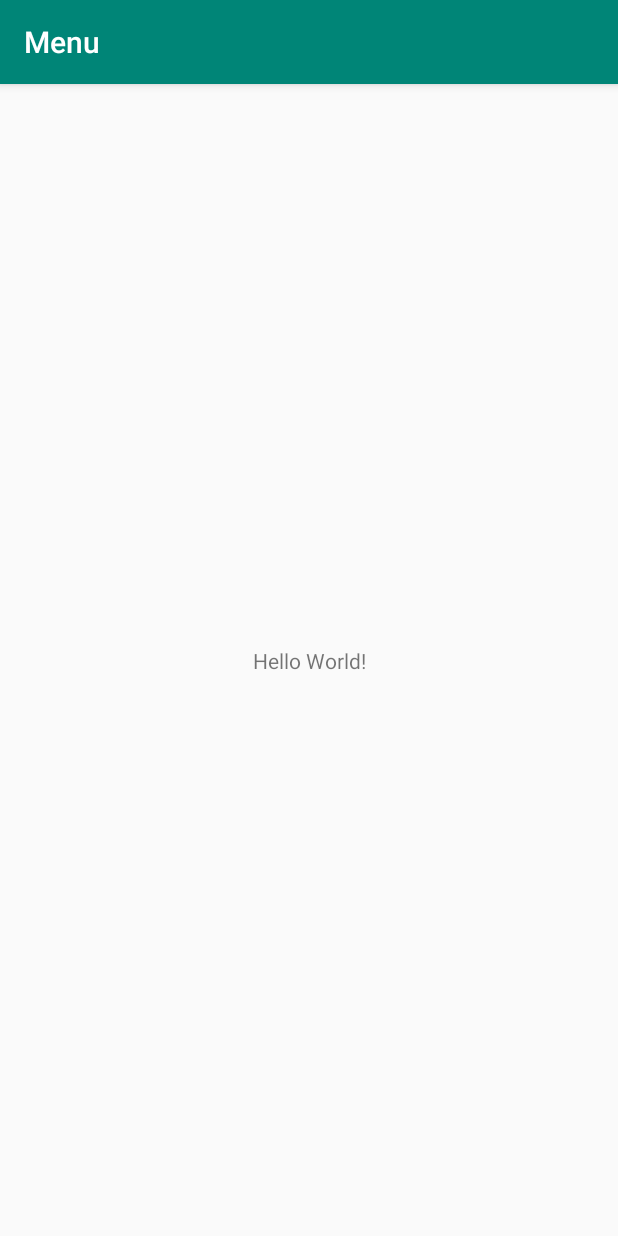
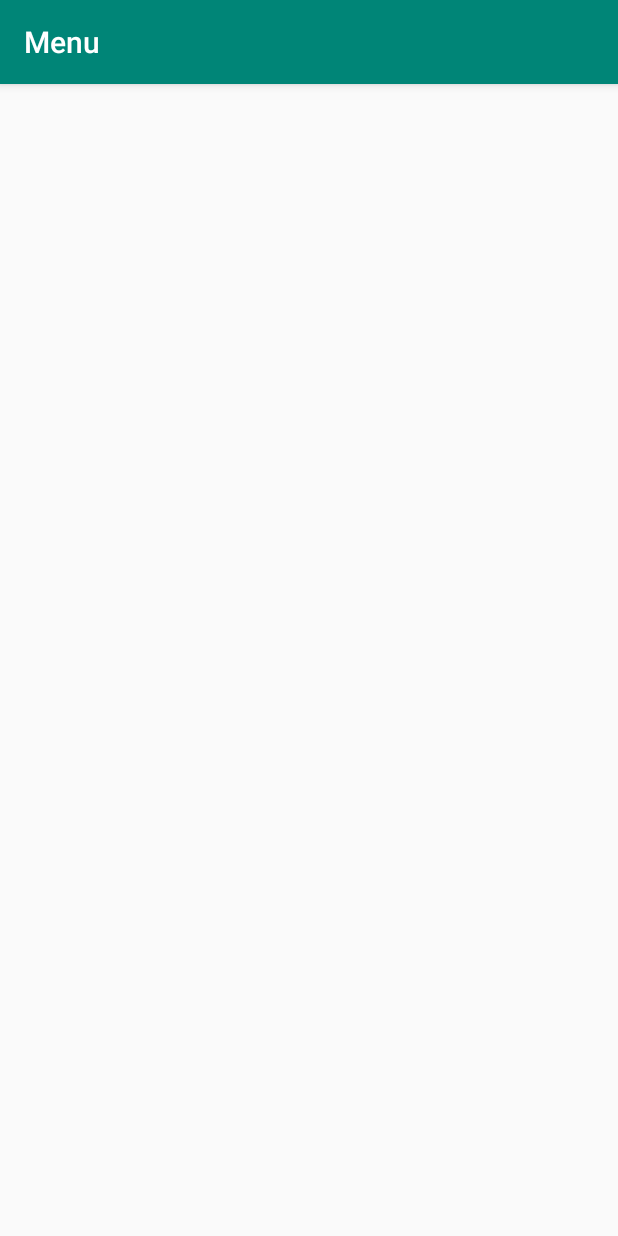
Before and after one commit to SeungWookJung/Menu, an Android app: the screen it shows after launch (MainActivity), on a phone screen of 412 x 824 dp. Run offline under Robolectric (Android 15) with nearby library versions, the phone set to English and light mode, and no system bars.

Commit message:
2019-09-10

```diff
--- a/app/src/main/java/com/example/menu/LoadingActivity.java
+++ b/app/src/main/java/com/example/menu/LoadingActivity.java
@@ -2,18 +2,67 @@ package com.example.menu;
 
 import androidx.appcompat.app.AppCompatActivity;
 
+import android.Manifest;
+import android.app.Activity;
+import android.app.AlertDialog;
+import android.content.DialogInterface;
 import android.content.Intent;
+import android.content.pm.PackageManager;
 import android.location.LocationManager;
+import android.os.Build;
 import android.os.Bundle;
 import android.provider.Settings;
+import android.widget.Toast;
+
+import static java.lang.System.exit;
 
 public class LoadingActivity extends AppCompatActivity {
 
+    LocationManager locationManager;
+    Intent intent;
+
     @Override
-    protected void onCreate(Bundle savedInstanceState) {
+    public void onCreate(Bundle savedInstanceState) {
         super.onCreate(savedInstanceState);
         setContentView(R.layout.activity_loading);
 
+        locationManager = (LocationManager)getSystemService(LOCATION_SERVICE);
+
+        AlertDialog.Builder alertDialog = new AlertDialog.Builder(this);
+        alertDialog.setTitle("GPS 사용유무셋팅");
+        alertDialog.setMessage("GPS 셋팅이 되지 않았을수도 있습니다. \n 설정창으로 가시겠습니까?");
+
+        //OK 를 누르게 되면 설정창으로 이동합니다.
+        alertDialog.setPositiveButton("확인", new DialogInterface.OnClickListener() {
+            public void onClick(DialogInterface dialog, int which) {
+                intent = new Intent(Settings.ACTION_LOCATION_SOURCE_SETTINGS);
+                startActivity(intent);
+            }
+        });
+
+        //Cancle 하면 종료 합니다.
+        alertDialog.setNegativeButton("취소", new DialogInterface.OnClickListener() {
+            public void onClick(DialogInterface dialog, int which) {
+                dialog.cancel();
+
+                exit(1);
+            }
+        });
+
+            //gps가 꺼져 있을시 설정 화면으로 이동
+            if (!locationManager.isProviderEnabled(LocationManager.GPS_PROVIDER)) {
+                alertDialog.show();
+            }
+            //gps가 켜져 있을시 자동으로 메인화면으로 넘어감
+            else
+                {
+                ToMain();
+                }
 
     }
+    private void ToMain()
+    {
+        intent = new Intent(this,MainActivity.class);
+        startActivity(intent);
+    }
 }
--- a/app/src/main/java/com/example/menu/MainActivity.java
+++ b/app/src/main/java/com/example/menu/MainActivity.java
@@ -10,5 +10,7 @@ public class MainActivity extends AppCompatActivity {
     protected void onCreate(Bundle savedInstanceState) {
         super.onCreate(savedInstanceState);
         setContentView(R.layout.activity_main);
+
+
     }
 }
--- a/app/src/main/res/layout/activity_main.xml
+++ b/app/src/main/res/layout/activity_main.xml
@@ -4,15 +4,4 @@
     xmlns:tools="http://schemas.android.com/tools"
     android:layout_width="match_parent"
     android:layout_height="match_parent"
-    tools:context=".MainActivity">
-
-    <TextView
-        android:layout_width="wrap_content"
-        android:layout_height="wrap_content"
-        android:text="Hello World!"
-        app:layout_constraintBottom_toBottomOf="parent"
-        app:layout_constraintLeft_toLeftOf="parent"
-        app:layout_constraintRight_toRightOf="parent"
-        app:layout_constraintTop_toTopOf="parent" />
-
-</androidx.constraintlayout.widget.ConstraintLayout>
+    tools:context=".MainActivity"/>
```
Also changed, not shown: app/src/main/AndroidManifest.xml (+6 -6 lines), app/src/main/java/com/example/menu/GpsInformation.java (+10 -5 lines).
